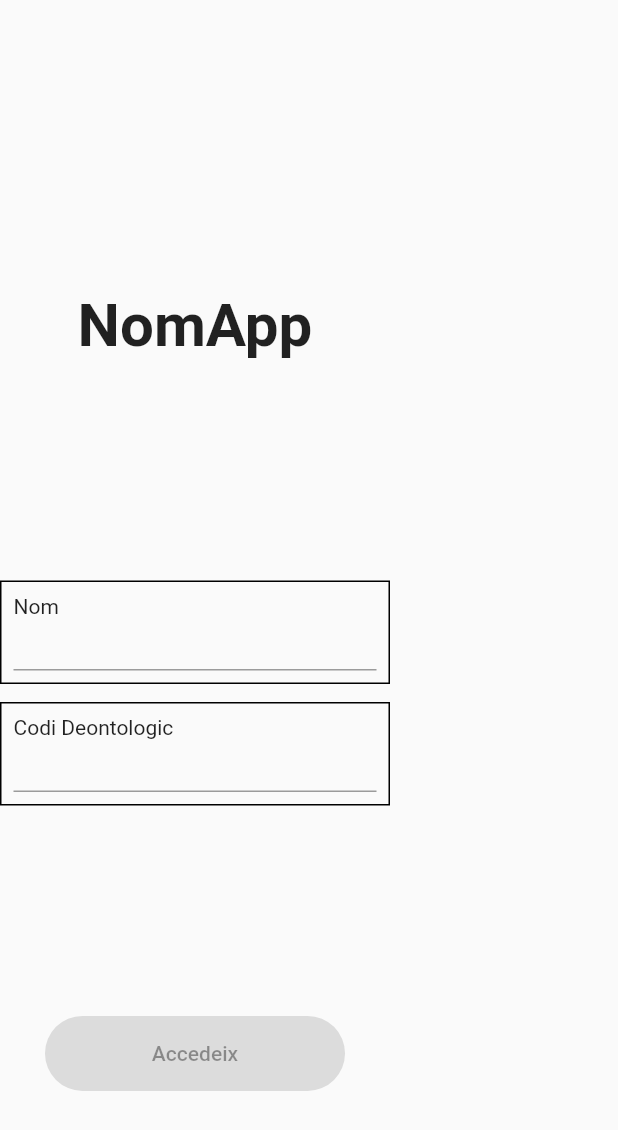
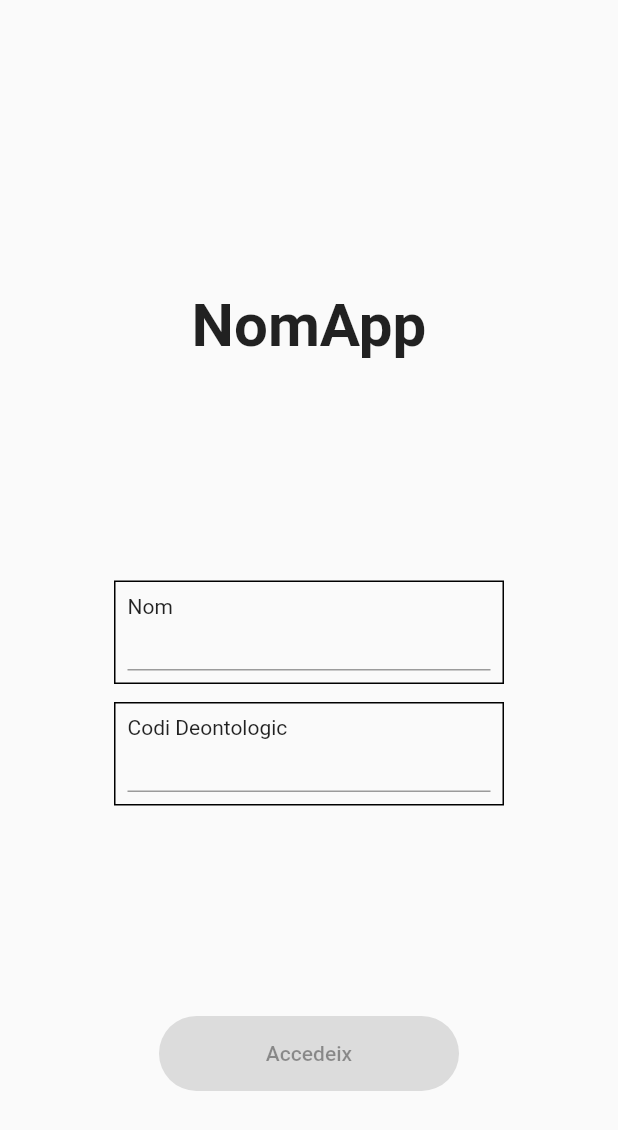
Before and after one commit to BernatCasanas/optica-tfg, a Flutter app: the screen it shows once a user with an empty profile is signed in, on a phone screen of 412 x 824 dp. Shown: the top 1130 px of the screen. Run offline on Flutter 3.47's test engine with Material 2 defaults, Android fonts, the phone set to English and light mode, and no system bars; our stand-ins replace cloud_firestore, firebase_auth, firebase_core, percent_indicator, table_calendar; missing offline and left inert: flutterfire_ui; accounts and stored records are empty; statements that could not run were skipped.

Commit message:
Bug fixing first screen

```diff
--- a/optica/lib/screens/configura0_inici.dart
+++ b/optica/lib/screens/configura0_inici.dart
@@ -53,8 +53,9 @@ class _Configura0IniciState extends State<Configura0Inici> {
   Widget build(BuildContext context) {
     return Scaffold(
       resizeToAvoidBottomInset: false,
-      body: Column(
-        mainAxisAlignment: MainAxisAlignment.start,
+      body: Center(
+        child: Column(
+          mainAxisAlignment: MainAxisAlignment.center,
           crossAxisAlignment: CrossAxisAlignment.center,
           children: [
             const Spacer(flex: 2),
@@ -95,6 +96,7 @@ class _Configura0IniciState extends State<Configura0Inici> {
             const Spacer(),
           ],
         ),
+      ),
     );
   }
 }
```
Lines whose indentation alone changed are shown as unchanged.
